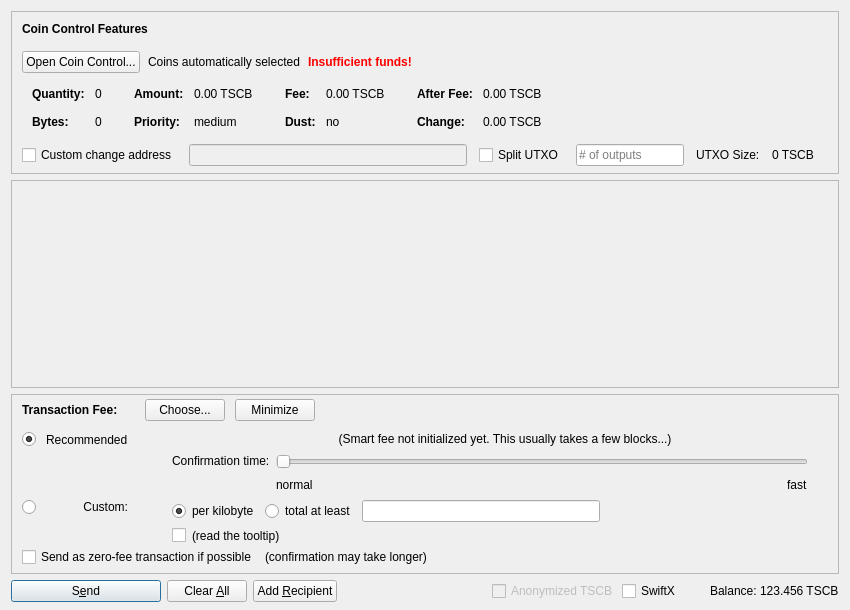
Qt form src/qt/forms/sendcoinsdialog.ui (MCLXI/TSC) before a commit.
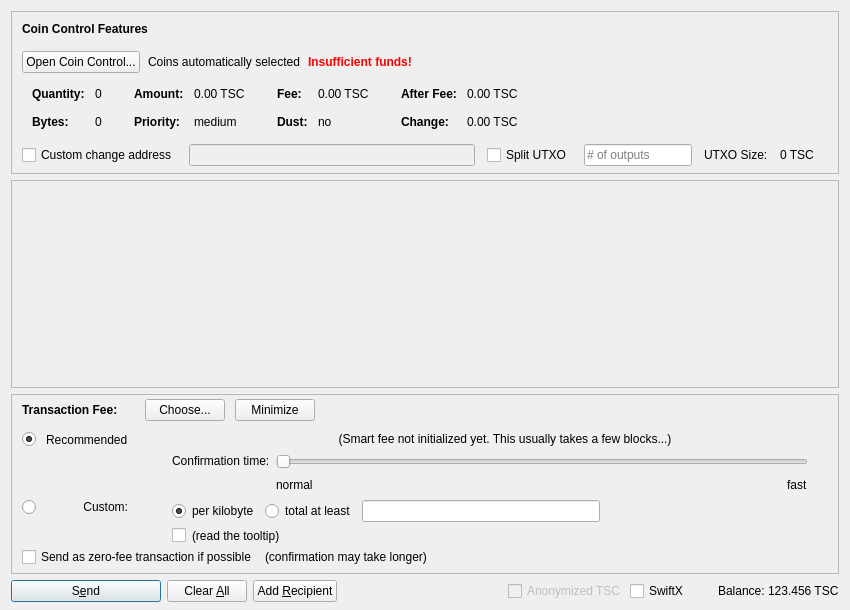
The same form after that commit. Icons and pictures are not drawn. Custom widgets are drawn as their Qt base class.

```diff
--- a/src/qt/forms/sendcoinsdialog.ui
+++ b/src/qt/forms/sendcoinsdialog.ui
@@ -324,7 +324,7 @@
                   <enum>Qt::ActionsContextMenu</enum>
                  </property>
                  <property name="text">
-                  <string notr="true">0.00 TSCB</string>
+                  <string notr="true">0.00 TSC</string>
                  </property>
                  <property name="textInteractionFlags">
                   <set>Qt::LinksAccessibleByMouse|Qt::TextSelectableByKeyboard|Qt::TextSelectableByMouse</set>
@@ -404,7 +404,7 @@
                   <enum>Qt::ActionsContextMenu</enum>
                  </property>
                  <property name="text">
-                  <string notr="true">0.00 TSCB</string>
+                  <string notr="true">0.00 TSC</string>
                  </property>
                  <property name="textInteractionFlags">
                   <set>Qt::LinksAccessibleByMouse|Qt::TextSelectableByKeyboard|Qt::TextSelectableByMouse</set>
@@ -484,7 +484,7 @@
                   <enum>Qt::ActionsContextMenu</enum>
                  </property>
                  <property name="text">
-                  <string notr="true">0.00 TSCB</string>
+                  <string notr="true">0.00 TSC</string>
                  </property>
                  <property name="textInteractionFlags">
                   <set>Qt::LinksAccessibleByMouse|Qt::TextSelectableByKeyboard|Qt::TextSelectableByMouse</set>
@@ -513,7 +513,7 @@
                   <enum>Qt::ActionsContextMenu</enum>
                  </property>
                  <property name="text">
-                  <string notr="true">0.00 TSCB</string>
+                  <string notr="true">0.00 TSC</string>
                  </property>
                  <property name="textInteractionFlags">
                   <set>Qt::LinksAccessibleByMouse|Qt::TextSelectableByKeyboard|Qt::TextSelectableByMouse</set>
@@ -594,7 +594,7 @@
           <item>
            <widget class="QLabel" name="labelBlockSize">
             <property name="text">
-             <string>0 TSCB</string>
+             <string>0 TSC</string>
             </property>
            </widget>
           </item>
@@ -1390,7 +1390,7 @@
           <bool>false</bool>
          </property>
          <property name="text">
-          <string>Anonymized TSCB</string>
+          <string>Anonymized TSC</string>
          </property>
         </widget>
        </item>
@@ -1429,7 +1429,7 @@
           <cursorShape>IBeamCursor</cursorShape>
          </property>
          <property name="text">
-          <string notr="true">123.456 TSCB</string>
+          <string notr="true">123.456 TSC</string>
          </property>
          <property name="textInteractionFlags">
           <set>Qt::LinksAccessibleByMouse|Qt::TextSelectableByKeyboard|Qt::TextSelectableByMouse</set>
```
Left out of the diff: 18 changed lines with no effect on the pictures.
